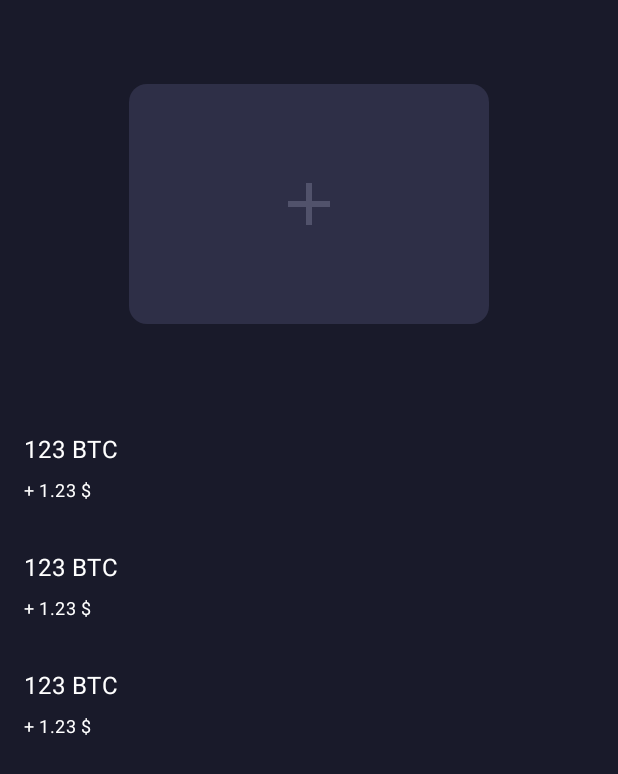
After one commit to 111913/LoftCoin, an Android app: the layout fragment_wallets.xml on its own in the app's theme, with its tools: preview values and no code run, on a phone screen of 412 x 824 dp. The commit adds this screen. Shown: the top 774 px of the screen. Run offline under Robolectric (Android 15) with nearby library versions, the phone set to English and light mode, and no system bars.

Commit message:
Сверстан WalletsFragment

```diff
--- a/app/build.gradle
+++ b/app/build.gradle
@@ -39,6 +39,11 @@ dependencies {
     implementation 'com.google.android.material:material:1.2.1'
     implementation 'androidx.recyclerview:recyclerview:1.1.0'
 
+    implementation 'androidx.fragment:fragment:1.2.5'
+    implementation 'androidx.navigation:navigation-fragment:2.3.0'
+    implementation 'androidx.navigation:navigation-ui:2.3.0'
+    implementation 'androidx.legacy:legacy-support-v4:1.0.0'
+
     testImplementation 'junit:junit:4.12'
     androidTestImplementation 'androidx.test.ext:junit:1.1.2'
     androidTestImplementation 'androidx.test.espresso:espresso-core:3.3.0'
--- a/app/src/main/java/com/scorp/loftcoin/ui/main/MainActivity.java
+++ b/app/src/main/java/com/scorp/loftcoin/ui/main/MainActivity.java
@@ -5,12 +5,14 @@ import androidx.appcompat.app.AppCompatActivity;
 import android.os.Bundle;
 
 import com.scorp.loftcoin.R;
+import com.scorp.loftcoin.databinding.ActivityMainBinding;
 
 public class MainActivity extends AppCompatActivity {
 
     @Override
     protected void onCreate(Bundle savedInstanceState) {
         super.onCreate(savedInstanceState);
-        setContentView(R.layout.activity_main);
+        final ActivityMainBinding binding = ActivityMainBinding.inflate(getLayoutInflater());
+        setContentView(binding.getRoot());
     }
 }
--- /dev/null
+++ b/app/src/main/res/drawable/bg_wallet_card.xml
@@ -0,0 +1,7 @@
+<?xml version="1.0" encoding="utf-8"?>
+<shape xmlns:android="http://schemas.android.com/apk/res/android"
+    android:shape="rectangle">
+
+    <solid android:color="?attr/walletCardBackground"/>
+    <corners android:radius="12dp"/>
+</shape>
--- /dev/null
+++ b/app/src/main/res/drawable/ic_add_24.xml
@@ -0,0 +1,10 @@
+<vector xmlns:android="http://schemas.android.com/apk/res/android"
+    android:width="24dp"
+    android:height="24dp"
+    android:viewportWidth="24"
+    android:viewportHeight="24"
+    android:tint="@color/slate">
+  <path
+      android:fillColor="?attr/colorOnSurface"
+      android:pathData="M19,13h-6v6h-2v-6H5v-2h6V5h2v6h6v2z"/>
+</vector>
--- /dev/null
+++ b/app/src/main/res/layout/fragment_wallets.xml
@@ -0,0 +1,53 @@
+<?xml version="1.0" encoding="utf-8"?>
+<androidx.constraintlayout.widget.ConstraintLayout xmlns:android="http://schemas.android.com/apk/res/android"
+    xmlns:tools="http://schemas.android.com/tools"
+    android:layout_width="match_parent"
+    android:layout_height="match_parent"
+    xmlns:app="http://schemas.android.com/apk/res-auto"
+    tools:context=".ui.wallets.WalletsFragment">
+
+    <ImageView
+        android:id="@+id/wallet_card"
+        android:layout_width="?attr/walletCardWidth"
+        android:layout_height="?attr/walletCardHeight"
+        android:background="@drawable/bg_wallet_card"
+        android:padding="56dp"
+        android:scaleType="fitCenter"
+        android:src="@drawable/ic_add_24"
+        app:layout_constraintTop_toTopOf="parent"
+        app:layout_constraintStart_toStartOf="parent"
+        app:layout_constraintEnd_toEndOf="parent"
+        app:layout_constraintBottom_toTopOf="@+id/guidline"
+        tools:ignore="ContentDescription"/>
+
+    <androidx.recyclerview.widget.RecyclerView
+        android:id="@+id/recycler"
+        android:layout_width="0dp"
+        android:layout_height="wrap_content"
+        android:visibility="gone"
+        app:layout_constraintTop_toTopOf="parent"
+        app:layout_constraintStart_toStartOf="parent"
+        app:layout_constraintEnd_toEndOf="parent"
+        app:layout_constraintBottom_toTopOf="@id/guidline"
+        tools:layoutManager="androidx.recyclerview.widget.LinearLayoutManager"
+        tools:listitem="@layout/li_wallet"
+        tools:orientation="horizontal"/>
+
+    <androidx.constraintlayout.widget.Guideline
+        android:id="@+id/guidline"
+        android:layout_width="wrap_content"
+        android:layout_height="wrap_content"
+        android:orientation="horizontal"
+        app:layout_constraintGuide_percent="0.33"/>
+
+    <androidx.recyclerview.widget.RecyclerView
+        android:id="@+id/transactions"
+        android:layout_width="0dp"
+        android:layout_height="0dp"
+        app:layout_constraintTop_toBottomOf="@+id/guidline"
+        app:layout_constraintStart_toStartOf="parent"
+        app:layout_constraintEnd_toEndOf="parent"
+        app:layout_constraintBottom_toBottomOf="parent"
+        tools:listitem="@layout/li_transaction"/>
+
+</androidx.constraintlayout.widget.ConstraintLayout>
--- /dev/null
+++ b/app/src/main/res/layout/li_transaction.xml
@@ -0,0 +1,41 @@
+<?xml version="1.0" encoding="utf-8"?>
+<androidx.constraintlayout.widget.ConstraintLayout xmlns:android="http://schemas.android.com/apk/res/android"
+    android:layout_width="match_parent"
+    android:layout_height="wrap_content"
+    xmlns:app="http://schemas.android.com/apk/res-auto"
+    xmlns:tools="http://schemas.android.com/tools"
+    android:padding="16dp">
+
+    <TextView
+        android:id="@+id/amount1"
+        android:layout_width="0dp"
+        android:layout_height="wrap_content"
+        android:textAppearance="?attr/textAppearanceHeadline3"
+        app:layout_constraintTop_toTopOf="parent"
+        app:layout_constraintStart_toStartOf="parent"
+        app:layout_constraintEnd_toStartOf="@id/timesTrans"
+        tools:text="123 BTC"/>
+
+    <TextView
+        android:layout_width="wrap_content"
+        android:layout_height="wrap_content"
+        android:layout_marginTop="8dp"
+        android:textAppearance="?attr/textAppearanceHeadline4"
+        android:textSize="12sp"
+        app:layout_constraintTop_toBottomOf="@id/amount1"
+        app:layout_constraintStart_toStartOf="parent"
+        tools:text="+ 1.23 $"/>
+
+    <TextView
+        android:id="@+id/timesTrans"
+        android:layout_width="wrap_content"
+        android:layout_height="wrap_content"
+        android:textAppearance="?attr/textAppearanceHeadline4"
+        android:textSize="12sp"
+        android:textColor="@color/grey_blue"
+        app:layout_constraintBaseline_toBaselineOf="@id/amount1"
+        app:layout_constraintStart_toEndOf="@id/amount1"
+        app:layout_constraintEnd_toEndOf="parent"
+        tools:text="@tools:sample/date/ddmmyy"/>
+
+</androidx.constraintlayout.widget.ConstraintLayout>
--- a/app/src/main/res/layout/welcome_page.xml
+++ b/app/src/main/res/layout/welcome_page.xml
@@ -15,7 +15,7 @@
         app:layout_constraintBottom_toTopOf="@id/title"
         app:layout_constraintStart_toStartOf="parent"
         app:layout_constraintEnd_toEndOf="parent"
-        app:layout_constraintVertical_bias="0.7"
+        app:layout_constraintVertical_bias="0.8"
         tools:src="@drawable/welcome_page_1"
         tools:ignore="ContentDescription"/>
 
--- a/app/src/main/res/values/strings.xml
+++ b/app/src/main/res/values/strings.xml
@@ -9,4 +9,6 @@
     <string name="welcome_page_3_title">Конвертер валют</string>
     <string name="welcome_page_3_subtitle">Узнай сколько эфира в одном биткоине.</string>
     <string name="start_working">Haчать работу</string>
+    <!-- TODO: Remove or change this placeholder text -->
+    <string name="hello_blank_fragment">Hello blank fragment</string>
 </resources>
--- a/app/src/main/res/values/styles.xml
+++ b/app/src/main/res/values/styles.xml
@@ -1,16 +1,29 @@
 <resources>
+
+    <attr name="buttonWelcome" format="reference" />
+    <attr name="walletCardBackground" format="color|reference" />
+    <attr name="walletCardWidth" format="dimension|reference" />
+    <attr name="walletCardHeight" format="dimension|reference" />
+
     <!-- Base application theme. -->
     <style name="AppTheme" parent="Theme.MaterialComponents.NoActionBar">
         <!-- Customize your theme here. -->
         <item name="colorPrimary">@color/dark_six</item>
-        <item name="colorPrimaryDark">@color/grey_blue</item>
+        <item name="colorSecondary">@color/grey_blue</item>
+        <item name="colorPrimaryVariant">@color/dark_seven</item>
+        <item name="colorOnSurface">@color/white</item>
+
         <item name="android:colorBackground">?attr/colorPrimary</item>
 
-        <item name="buttonWelcome">@style/Widget.AppTheme.Button.Welcome</item>
         <item name="textAppearanceHeadline1">@style/TextAppearance.AppTheme.H1</item>
         <item name="textAppearanceHeadline2">@style/TextAppearance.AppTheme.H2</item>
         <item name="textAppearanceHeadline3">@style/TextAppearance.AppTheme.H3</item>
         <item name="textAppearanceHeadline4">@style/TextAppearance.AppTheme.H4</item>
+
+        <item name="buttonWelcome">@style/Widget.AppTheme.Button.Welcome</item>
+        <item name="walletCardBackground">@color/dark_five</item>
+        <item name="walletCardWidth">240dp</item>
+        <item name="walletCardHeight">160dp</item>
     </style>
 
     <style name="Widget.AppTheme.Button.Welcome" parent="Widget.MaterialComponents.TextView">
@@ -22,8 +35,6 @@
         <item name="android:clickable">true</item>
         <item name="android:focusable">true</item>
     </style>
-
-    <attr name = "buttonWelcome" format="reference"/>
 
     <style name="TextAppearance.AppTheme" parent="TextAppearance.MaterialComponents.Body1"/>
 
```
Also changed, not shown: app/src/main/java/com/scorp/loftcoin/ui/wallets/WalletsFragment.java (added, +66 -0 lines), app/src/main/res/layout/li_wallet.xml (added, +78 -0 lines).
